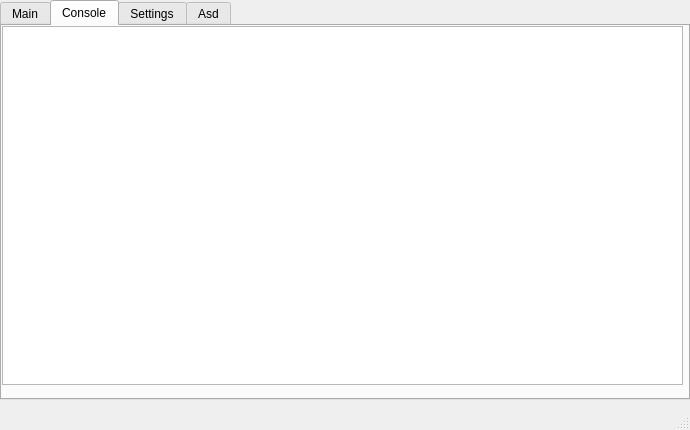
Qt form assets/interface.ui (WEEE-Open/pesto) before a commit.
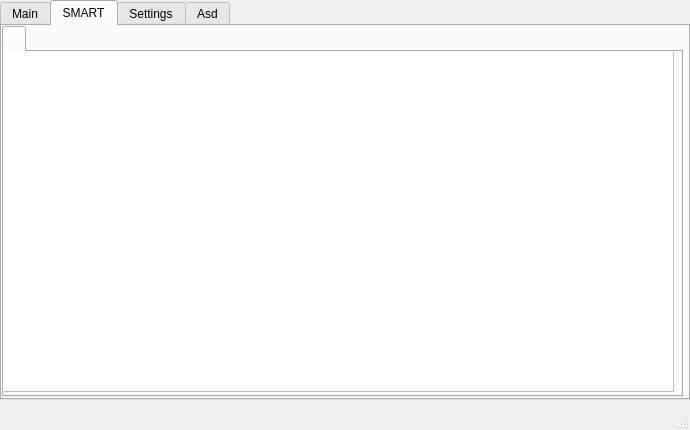
The same form after that commit. The open tabs and pages were chosen to show the change.

Diff of the .ui file:
```diff
--- a/assets/interface.ui
+++ b/assets/interface.ui
@@ -220,17 +220,36 @@
     </widget>
     <widget class="QWidget" name="tab_2">
      <attribute name="title">
-      <string>Console</string>
+      <string>SMART</string>
      </attribute>
-     <widget class="QTextEdit" name="textEdit">
+     <widget class="QTabWidget" name="driveSmartDataTab">
       <property name="geometry">
        <rect>
         <x>0</x>
         <y>0</y>
         <width>681</width>
-        <height>359</height>
+        <height>371</height>
        </rect>
       </property>
+      <property name="currentIndex">
+       <number>0</number>
+      </property>
+      <widget class="QWidget" name="tab_3">
+       <attribute name="title">
+        <string/>
+       </attribute>
+       <widget class="QWidget" name="verticalLayoutWidget">
+        <property name="geometry">
+         <rect>
+          <x>-1</x>
+          <y>-1</y>
+          <width>671</width>
+          <height>341</height>
+         </rect>
+        </property>
+        <layout class="QVBoxLayout" name="verticalLayout_3">
+         <item>
+          <widget class="QTextEdit" name="textEdit">
       <property name="frameShadow">
        <enum>QFrame::Plain</enum>
       </property>
@@ -243,6 +262,11 @@
       <property name="textInteractionFlags">
        <set>Qt::TextSelectableByKeyboard|Qt::TextSelectableByMouse</set>
       </property>
+          </widget>
+         </item>
+        </layout>
+       </widget>
+      </widget>
      </widget>
     </widget>
     <widget class="QWidget" name="settings_tab">
```
Left out of the diff: 13 changed lines with no effect on the pictures. Lines whose indentation alone changed are shown as unchanged.
